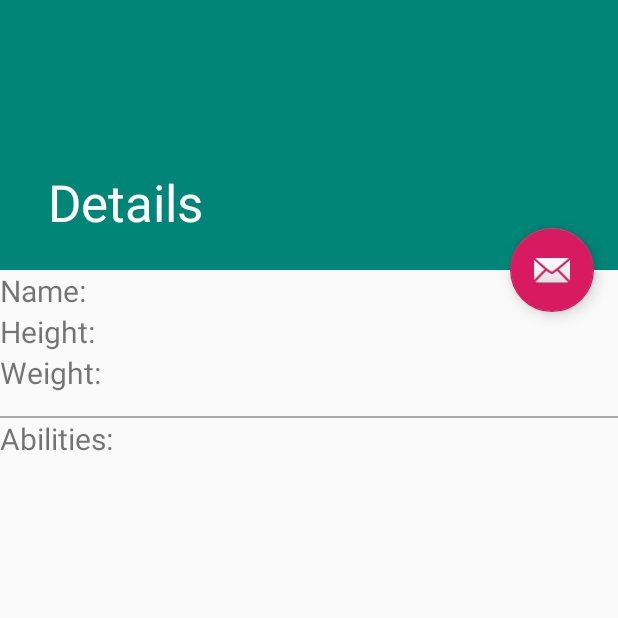
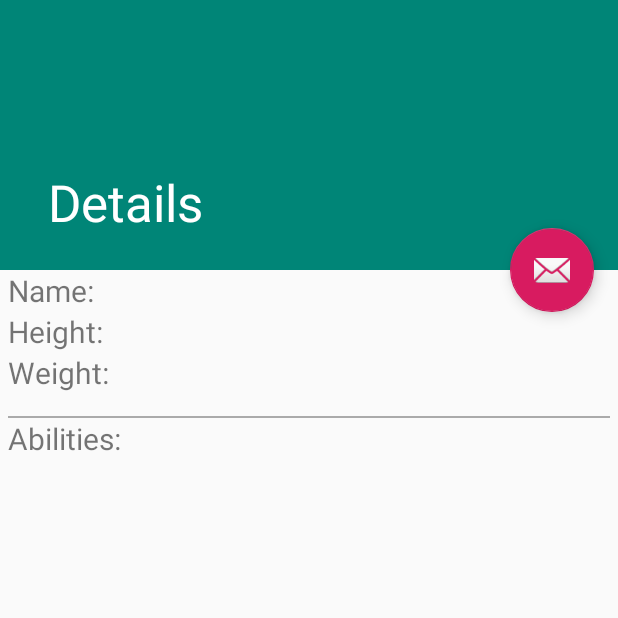
Before and after one commit to guiotta/DbPokeApiKotlinClient, an Android app: the DetailsActivity screen opened directly, with no data from a screen before it, on a phone screen of 412 x 824 dp, the top half of it. Run offline under Robolectric (Android 15) with nearby library versions, the phone set to English and light mode, and no system bars; our stand-ins replace Picasso; pictures from the network do not load; 2 statements that could not run were skipped.

Commit message:
Ajusta apresentação das informações da tela de detalhes do Pokemon.

```diff
--- a/app/src/main/res/layout/content_details.xml
+++ b/app/src/main/res/layout/content_details.xml
@@ -10,70 +10,63 @@
         tools:context=".pokemon.detail.ui.DetailsActivity">
     <android.support.constraint.ConstraintLayout
             android:layout_width="match_parent"
-            android:layout_height="match_parent">
+            android:layout_height="match_parent"
+            android:layout_marginLeft="@dimen/default_lateral_margin"
+            android:layout_marginRight="@dimen/default_lateral_margin">
 
         <ImageView
                 android:layout_width="0dp"
                 android:layout_height="wrap_content"
                 tools:srcCompat="@tools:sample/avatars"
-                app:layout_constraintBottom_toTopOf="@+id/label_name"
+                app:layout_constraintBottom_toTopOf="@+id/pokemon_details_table"
                 app:layout_constraintTop_toTopOf="parent"
                 app:layout_constraintLeft_toLeftOf="parent"
                 app:layout_constraintRight_toRightOf="parent"
                 app:layout_constraintVertical_chainStyle="packed"
                 android:id="@+id/pokemon_img"/>
-        <TextView
-                android:layout_width="wrap_content"
-                android:layout_height="wrap_content"
+        <TableLayout
+                android:layout_width="match_parent"
+                android:layout_height="match_parent"
                 app:layout_constraintTop_toBottomOf="@+id/pokemon_img"
                 app:layout_constraintStart_toStartOf="parent"
+                android:id="@+id/pokemon_details_table"
+                android:stretchColumns="0, 1">
+
+            <TableRow android:layout_width="match_parent" android:layout_height="match_parent">
+                <TextView
                         android:text="@string/label_name"
                         android:textSize="@dimen/text_size"
                         android:id="@+id/label_name"/>
                 <TextView
-                android:layout_width="wrap_content"
-                android:layout_height="wrap_content"
-                app:layout_constraintTop_toBottomOf="@+id/pokemon_img"
-                app:layout_constraintEnd_toEndOf="parent"
                         android:id="@+id/label_name_pokemon"
                         android:textSize="@dimen/text_size"/>
+            </TableRow>
+            <TableRow android:layout_width="match_parent" android:layout_height="match_parent">
                 <TextView
-                android:layout_width="wrap_content"
-                android:layout_height="wrap_content"
-                app:layout_constraintTop_toBottomOf="@+id/label_name"
-                app:layout_constraintStart_toStartOf="parent"
                         android:text="@string/label_height"
                         android:textSize="@dimen/text_size"
                         android:id="@+id/label_height"/>
                 <TextView
-                android:layout_width="wrap_content"
-                android:layout_height="wrap_content"
-                app:layout_constraintTop_toBottomOf="@+id/label_name"
-                app:layout_constraintEnd_toEndOf="parent"
                         android:id="@+id/label_height_pokemon"
                         android:textSize="@dimen/text_size"/>
+            </TableRow>
+            <TableRow android:layout_width="match_parent" android:layout_height="match_parent">
                 <TextView
-                android:layout_width="wrap_content"
-                android:layout_height="wrap_content"
-                app:layout_constraintTop_toBottomOf="@+id/label_height"
-                app:layout_constraintStart_toStartOf="parent"
                         android:text="@string/label_weight"
                         android:textSize="@dimen/text_size"
                         android:id="@+id/label_weight"/>
                 <TextView
-                android:layout_width="wrap_content"
-                android:layout_height="wrap_content"
-                app:layout_constraintTop_toBottomOf="@+id/label_height"
-                app:layout_constraintEnd_toEndOf="parent"
                         android:id="@+id/label_weight_pokemon"
                         android:textSize="@dimen/text_size"/>
+            </TableRow>
+        </TableLayout>
 
         <View
                 android:layout_width="match_parent"
                 android:layout_height="@dimen/separator_height"
                 android:background="@android:color/darker_gray"
                 android:layout_marginTop="@dimen/ability_margin_top_separator"
-                app:layout_constraintTop_toBottomOf="@+id/label_weight"
+                app:layout_constraintTop_toBottomOf="@+id/pokemon_details_table"
                 app:layout_constraintStart_toStartOf="parent"
                 android:id="@+id/separator_abilities"/>
 
--- a/app/src/main/res/layout/fragment_pokemon_list.xml
+++ b/app/src/main/res/layout/fragment_pokemon_list.xml
@@ -20,8 +20,8 @@
             android:name="br.com.otta.dbpokeapikotlinclient.pokemon.list.ui.PokemonListFragment"
             android:layout_width="match_parent"
             android:layout_height="match_parent"
-            android:layout_marginLeft="5dp"
-            android:layout_marginRight="5dp"
+            android:layout_marginLeft="@dimen/default_lateral_margin"
+            android:layout_marginRight="@dimen/default_lateral_margin"
             app:layoutManager="LinearLayoutManager"
             tools:context=".pokemon.list.ui.PokemonListFragment"
             tools:listitem="@layout/fragment_pokemon"/>
--- a/app/src/main/res/layout/fragment_type_list.xml
+++ b/app/src/main/res/layout/fragment_type_list.xml
@@ -20,8 +20,8 @@
             android:name="br.com.otta.dbpokeapikotlinclient.PokemonTypeListFragment"
             android:layout_width="match_parent"
             android:layout_height="match_parent"
-            android:layout_marginLeft="5dp"
-            android:layout_marginRight="5dp"
+            android:layout_marginLeft="@dimen/default_lateral_margin"
+            android:layout_marginRight="@dimen/default_lateral_margin"
             app:layoutManager="LinearLayoutManager"
             tools:context=".type.ui.PokemonTypeListFragment"
             tools:listitem="@layout/fragment_type"/>
--- a/app/src/main/res/values/dimens.xml
+++ b/app/src/main/res/values/dimens.xml
@@ -8,4 +8,5 @@
     <dimen name="fab_margin">16dp</dimen>
     <dimen name="separator_height">1dp</dimen>
     <dimen name="ability_margin_top_separator">15dp</dimen>
+    <dimen name="default_lateral_margin">5dp</dimen>
 </resources>
```
Lines whose indentation alone changed are shown as unchanged.
